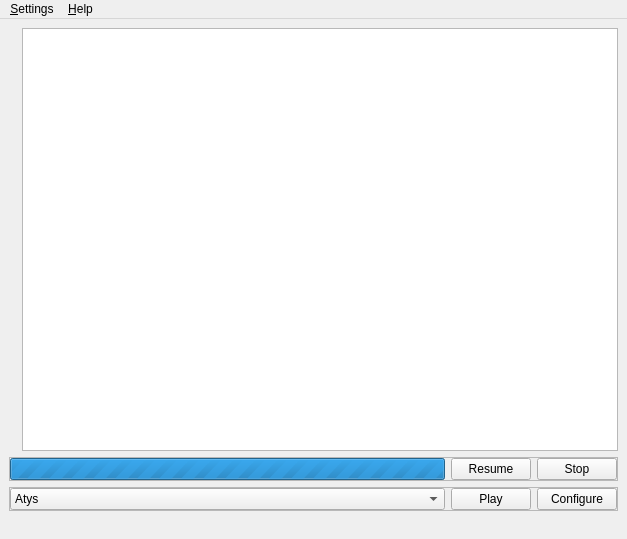
ryzom/ryzomcore, file code/ryzom/tools/client/ryzom_installer/ui/mainwindow.ui: the form before one commit.
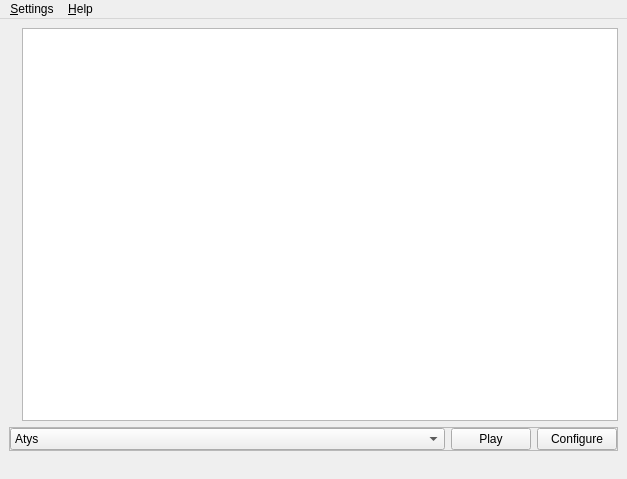
The form after the commit. Icons and pictures are not drawn.

Commit message:
Changed: New COperationDialog that manager progress bar in a dialog
branch : develop

```diff
--- a/code/ryzom/tools/client/ryzom_installer/ui/mainwindow.ui
+++ b/code/ryzom/tools/client/ryzom_installer/ui/mainwindow.ui
@@ -7,7 +7,7 @@
     <x>0</x>
     <y>0</y>
     <width>627</width>
-    <height>539</height>
+    <height>479</height>
    </rect>
   </property>
   <property name="windowTitle">
@@ -43,60 +43,6 @@
       </item>
      </layout>
     </item>
-    <item>
-     <widget class="QFrame" name="downloadFrame">
-      <property name="frameShape">
-       <enum>QFrame::StyledPanel</enum>
-      </property>
-      <property name="frameShadow">
-       <enum>QFrame::Raised</enum>
-      </property>
-      <layout class="QHBoxLayout" name="downloadLayout" stretch="1,0,0">
-       <property name="leftMargin">
-        <number>0</number>
-       </property>
-       <property name="topMargin">
-        <number>0</number>
-       </property>
-       <property name="rightMargin">
-        <number>0</number>
-       </property>
-       <property name="bottomMargin">
-        <number>0</number>
-       </property>
-       <item>
-        <widget class="QProgressBar" name="progressBar">
-         <property name="maximum">
-          <number>0</number>
-         </property>
-         <property name="value">
-          <number>0</number>
-         </property>
-         <property name="alignment">
-          <set>Qt::AlignCenter</set>
-         </property>
-         <property name="format">
-          <string>%p%</string>
-         </property>
-        </widget>
-       </item>
-       <item>
-        <widget class="QPushButton" name="resumeButton">
-         <property name="text">
-          <string>Resume</string>
-         </property>
-        </widget>
-       </item>
-       <item>
-        <widget class="QPushButton" name="stopButton">
-         <property name="text">
-          <string>Stop</string>
-         </property>
-        </widget>
-       </item>
-      </layout>
-     </widget>
-    </item>
     <item>
      <widget class="QFrame" name="configurationFrame">
       <property name="frameShape">
```
The commit also changes 6 other files.
